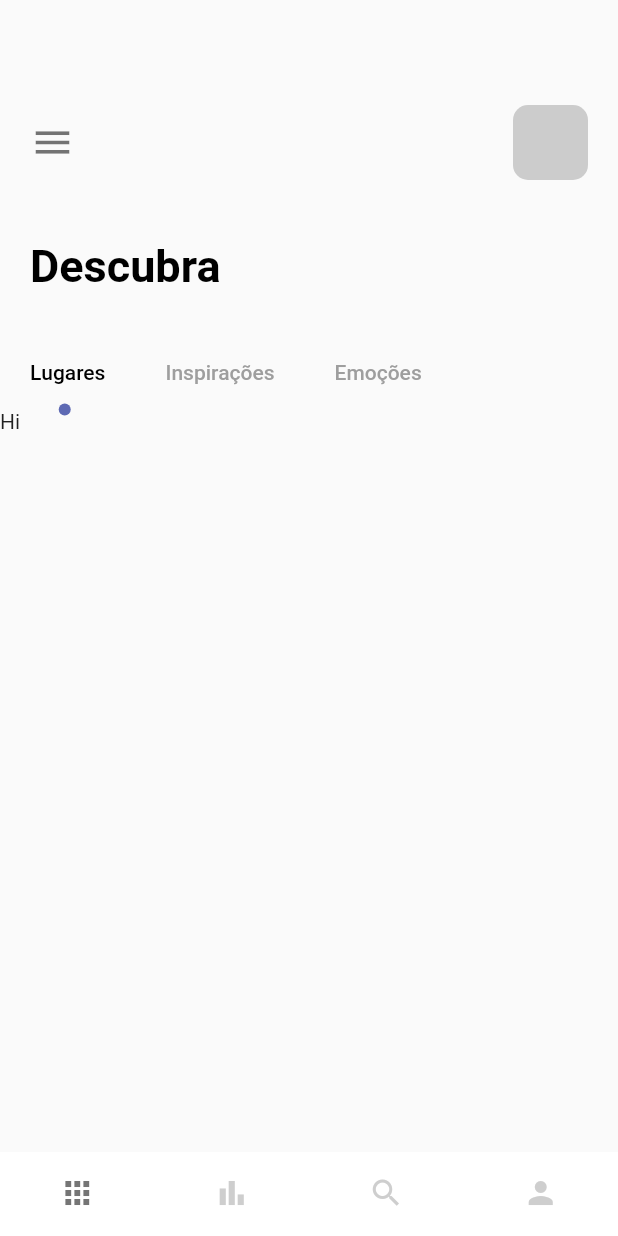
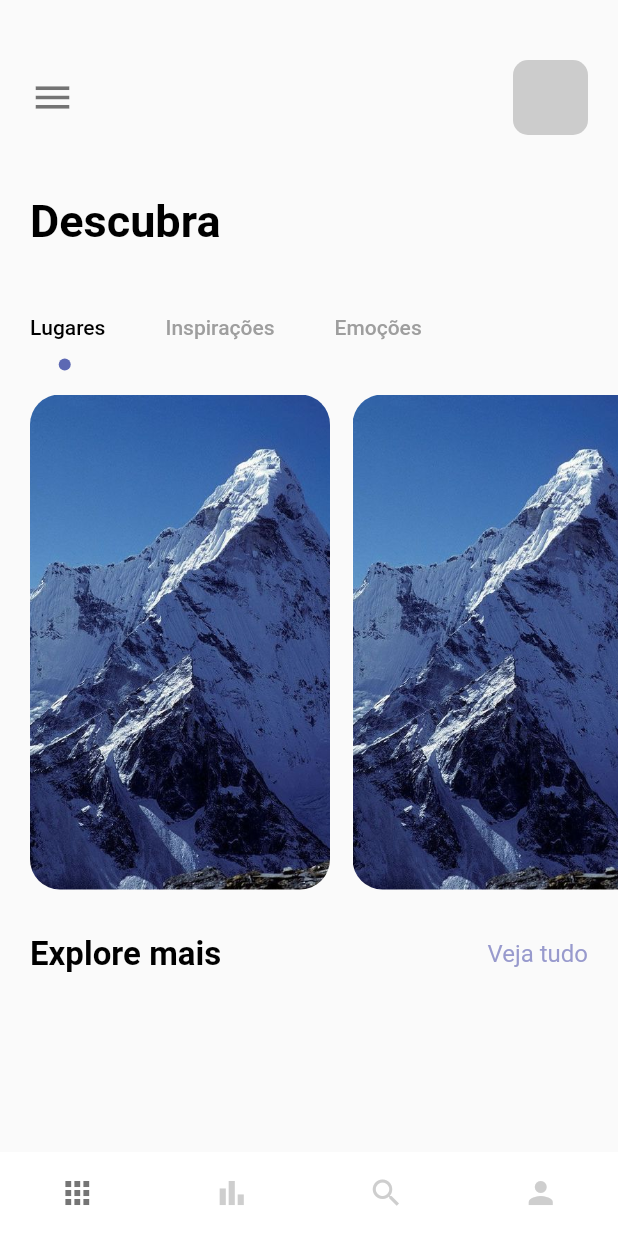
Before and after one commit to Asaelpp/Flutter, a Flutter app: the screen it shows after launch, on a phone screen of 412 x 824 dp. Run offline on Flutter 3.47's test engine with Material 2 defaults, Android fonts, the phone set to English and light mode, and no system bars.

Commit message:
carrosel finalizado, inserção da aba de explore

```diff
--- a/flutter_cubit_app/lib/pages/nav_pages/home_page.dart
+++ b/flutter_cubit_app/lib/pages/nav_pages/home_page.dart
@@ -3,6 +3,7 @@ import 'package:flutter/src/foundation/key.dart';
 import 'package:flutter/src/widgets/container.dart';
 import 'package:flutter/src/widgets/framework.dart';
 import 'package:flutter_cubit/misc/colors.dart';
+import 'package:flutter_cubit/widgets/app-text.dart';
 import 'package:flutter_cubit/widgets/app_large_text.dart';
 
 class HomePage extends StatefulWidget {
@@ -24,7 +25,7 @@ class _HomePageState extends State<HomePage> with TickerProviderStateMixin {
         children: [
           //Contém o menu de hamburguer e o Icone, sendo uma NAVBAR
           Container(
-            padding: const EdgeInsets.only(top: 70, left: 20),
+            padding: const EdgeInsets.only(top: 40, left: 20),
             child: Row(
               children: [
                 Icon(
@@ -84,14 +85,59 @@ class _HomePageState extends State<HomePage> with TickerProviderStateMixin {
               ),
             ),
           ),
+          //contém as imagens abaixo da tabBar
           Container(
-            height: 300,
+            padding: const EdgeInsets.only(left: 20, top: 20),
+            height: 350,
             width: double.maxFinite,
             child: TabBarView(
               controller: _tabController,
-              children: [Text("Hi"), Text("There"), Text("Bye")],
+              children: [
+                ListView.builder(
+                  itemCount: 3,
+                  scrollDirection: Axis.horizontal,
+                  itemBuilder: (BuildContext context, int index) {
+                    //decoração da caixa de imagem
+                    return Container(
+                      margin: const EdgeInsets.only(right: 15),
+                      width: 200,
+                      height: 300,
+                      decoration: BoxDecoration(
+                        borderRadius: BorderRadius.circular(20),
+                        color: Colors.white,
+                        image: DecorationImage(
+                            image: AssetImage("img/mountain.jpeg"),
+                            fit: BoxFit.cover),
+                      ),
+                    );
+                  },
+                ),
+                Text("There"),
+                Text("Bye")
+              ],
             ),
-          )
+          ),
+          //espaço entre o carrosel de imagens e o texto abaixo
+          SizedBox(
+            height: 30,
+          ),
+          //aqui começa o explorar mais
+          Container(
+            margin: const EdgeInsets.only(left: 20, right: 20),
+            child: Row(
+              mainAxisAlignment: MainAxisAlignment.spaceBetween,
+              children: [
+                AppLargeText(
+                  text: "Explore mais",
+                  size: 22,
+                ),
+                AppText(
+                  text: "Veja tudo",
+                  color: AppColors.textColor1,
+                ),
+              ],
+            ),
+          ),
         ],
       ),
     );
```
